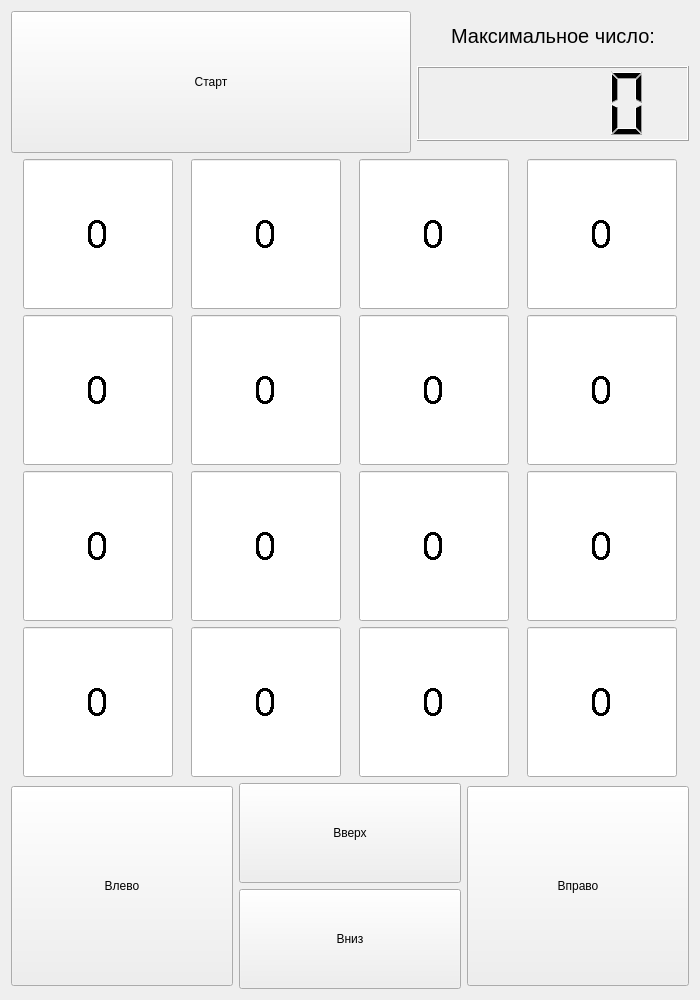
This is area.ui in BasovAnton/QT_test_task as Qt 5 draws it before an edit. The edited form follows.
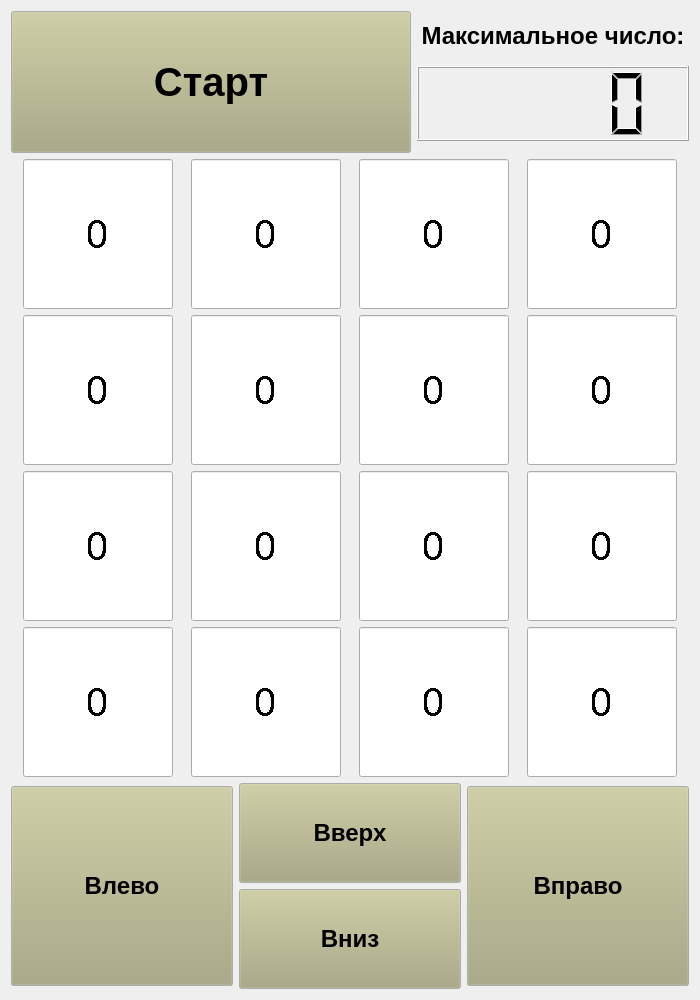
This is the edited form.

Commit message: корректировки

What changed in the file:
```diff
--- a/area.ui
+++ b/area.ui
@@ -25,6 +25,70 @@
     <height>1000</height>
    </size>
   </property>
+  <property name="palette">
+   <palette>
+    <active>
+     <colorrole role="BrightText">
+      <brush brushstyle="SolidPattern">
+       <color alpha="255">
+        <red>85</red>
+        <green>0</green>
+        <blue>255</blue>
+       </color>
+      </brush>
+     </colorrole>
+     <colorrole role="Base">
+      <brush brushstyle="SolidPattern">
+       <color alpha="255">
+        <red>255</red>
+        <green>255</green>
+        <blue>255</blue>
+       </color>
+      </brush>
+     </colorrole>
+    </active>
+    <inactive>
+     <colorrole role="BrightText">
+      <brush brushstyle="SolidPattern">
+       <color alpha="255">
+        <red>85</red>
+        <green>0</green>
+        <blue>255</blue>
+       </color>
+      </brush>
+     </colorrole>
+     <colorrole role="Base">
+      <brush brushstyle="SolidPattern">
+       <color alpha="255">
+        <red>255</red>
+        <green>255</green>
+        <blue>255</blue>
+       </color>
+      </brush>
+     </colorrole>
+    </inactive>
+    <disabled>
+     <colorrole role="BrightText">
+      <brush brushstyle="SolidPattern">
+       <color alpha="255">
+        <red>85</red>
+        <green>0</green>
+        <blue>255</blue>
+       </color>
+      </brush>
+     </colorrole>
+     <colorrole role="Base">
+      <brush brushstyle="SolidPattern">
+       <color alpha="255">
+        <red>240</red>
+        <green>240</green>
+        <blue>240</blue>
+       </color>
+      </brush>
+     </colorrole>
+    </disabled>
+   </palette>
+  </property>
   <property name="font">
    <font>
     <stylestrategy>PreferDefault</stylestrategy>
@@ -58,6 +122,51 @@
            <height>200</height>
           </size>
          </property>
+         <property name="palette">
+          <palette>
+           <active>
+            <colorrole role="Button">
+             <brush brushstyle="SolidPattern">
+              <color alpha="255">
+               <red>170</red>
+               <green>170</green>
+               <blue>127</blue>
+              </color>
+             </brush>
+            </colorrole>
+           </active>
+           <inactive>
+            <colorrole role="Button">
+             <brush brushstyle="SolidPattern">
+              <color alpha="255">
+               <red>170</red>
+               <green>170</green>
+               <blue>127</blue>
+              </color>
+             </brush>
+            </colorrole>
+           </inactive>
+           <disabled>
+            <colorrole role="Button">
+             <brush brushstyle="SolidPattern">
+              <color alpha="255">
+               <red>170</red>
+               <green>170</green>
+               <blue>127</blue>
+              </color>
+             </brush>
+            </colorrole>
+           </disabled>
+          </palette>
+         </property>
+         <property name="font">
+          <font>
+           <pointsize>30</pointsize>
+           <weight>75</weight>
+           <bold>true</bold>
+           <stylestrategy>PreferDefault</stylestrategy>
+          </font>
+         </property>
          <property name="text">
           <string>Старт</string>
          </property>
@@ -81,7 +190,9 @@
            </property>
            <property name="font">
             <font>
-             <pointsize>15</pointsize>
+             <pointsize>18</pointsize>
+             <weight>75</weight>
+             <bold>true</bold>
              <stylestrategy>PreferDefault</stylestrategy>
             </font>
            </property>
@@ -744,6 +855,51 @@
            <height>200</height>
           </size>
          </property>
+         <property name="palette">
+          <palette>
+           <active>
+            <colorrole role="Button">
+             <brush brushstyle="SolidPattern">
+              <color alpha="255">
+               <red>170</red>
+               <green>170</green>
+               <blue>127</blue>
+              </color>
+             </brush>
+            </colorrole>
+           </active>
+           <inactive>
+            <colorrole role="Button">
+             <brush brushstyle="SolidPattern">
+              <color alpha="255">
+               <red>170</red>
+               <green>170</green>
+               <blue>127</blue>
+              </color>
+             </brush>
+            </colorrole>
+           </inactive>
+           <disabled>
+            <colorrole role="Button">
+             <brush brushstyle="SolidPattern">
+              <color alpha="255">
+               <red>170</red>
+               <green>170</green>
+               <blue>127</blue>
+              </color>
+             </brush>
+            </colorrole>
+           </disabled>
+          </palette>
+         </property>
+         <property name="font">
+          <font>
+           <pointsize>18</pointsize>
+           <weight>75</weight>
+           <bold>true</bold>
+           <stylestrategy>PreferDefault</stylestrategy>
+          </font>
+         </property>
          <property name="text">
           <string>Влево</string>
          </property>
@@ -759,6 +915,51 @@
              <height>100</height>
             </size>
            </property>
+           <property name="palette">
+            <palette>
+             <active>
+              <colorrole role="Button">
+               <brush brushstyle="SolidPattern">
+                <color alpha="255">
+                 <red>170</red>
+                 <green>170</green>
+                 <blue>127</blue>
+                </color>
+               </brush>
+              </colorrole>
+             </active>
+             <inactive>
+              <colorrole role="Button">
+               <brush brushstyle="SolidPattern">
+                <color alpha="255">
+                 <red>170</red>
+                 <green>170</green>
+                 <blue>127</blue>
+                </color>
+               </brush>
+              </colorrole>
+             </inactive>
+             <disabled>
+              <colorrole role="Button">
+               <brush brushstyle="SolidPattern">
+                <color alpha="255">
+                 <red>170</red>
+                 <green>170</green>
+                 <blue>127</blue>
+                </color>
+               </brush>
+              </colorrole>
+             </disabled>
+            </palette>
+           </property>
+           <property name="font">
+            <font>
+             <pointsize>18</pointsize>
+             <weight>75</weight>
+             <bold>true</bold>
+             <stylestrategy>PreferDefault</stylestrategy>
+            </font>
+           </property>
            <property name="text">
             <string>Вверх</string>
            </property>
@@ -772,6 +973,51 @@
              <height>100</height>
             </size>
            </property>
+           <property name="palette">
+            <palette>
+             <active>
+              <colorrole role="Button">
+               <brush brushstyle="SolidPattern">
+                <color alpha="255">
+                 <red>170</red>
+                 <green>170</green>
+                 <blue>127</blue>
+                </color>
+               </brush>
+              </colorrole>
+             </active>
+             <inactive>
+              <colorrole role="Button">
+               <brush brushstyle="SolidPattern">
+                <color alpha="255">
+                 <red>170</red>
+                 <green>170</green>
+                 <blue>127</blue>
+                </color>
+               </brush>
+              </colorrole>
+             </inactive>
+             <disabled>
+              <colorrole role="Button">
+               <brush brushstyle="SolidPattern">
+                <color alpha="255">
+                 <red>170</red>
+                 <green>170</green>
+                 <blue>127</blue>
+                </color>
+               </brush>
+              </colorrole>
+             </disabled>
+            </palette>
+           </property>
+           <property name="font">
+            <font>
+             <pointsize>18</pointsize>
+             <weight>75</weight>
+             <bold>true</bold>
+             <stylestrategy>PreferDefault</stylestrategy>
+            </font>
+           </property>
            <property name="text">
             <string>Вниз</string>
            </property>
@@ -787,6 +1033,51 @@
            <height>200</height>
           </size>
          </property>
+         <property name="palette">
+          <palette>
+           <active>
+            <colorrole role="Button">
+             <brush brushstyle="SolidPattern">
+              <color alpha="255">
+               <red>170</red>
+               <green>170</green>
+               <blue>127</blue>
+              </color>
+             </brush>
+            </colorrole>
+           </active>
+           <inactive>
+            <colorrole role="Button">
+             <brush brushstyle="SolidPattern">
+              <color alpha="255">
+               <red>170</red>
+               <green>170</green>
+               <blue>127</blue>
+              </color>
+             </brush>
+            </colorrole>
+           </inactive>
+           <disabled>
+            <colorrole role="Button">
+             <brush brushstyle="SolidPattern">
+              <color alpha="255">
+               <red>170</red>
+               <green>170</green>
+               <blue>127</blue>
+              </color>
+             </brush>
+            </colorrole>
+           </disabled>
+          </palette>
+         </property>
+         <property name="font">
+          <font>
+           <pointsize>18</pointsize>
+           <weight>75</weight>
+           <bold>true</bold>
+           <stylestrategy>PreferDefault</stylestrategy>
+          </font>
+         </property>
          <property name="text">
           <string>Вправо</string>
          </property>
```
Left out of the diff: 10 changed lines with no effect on the pictures. The commit also changes 2 other files.
